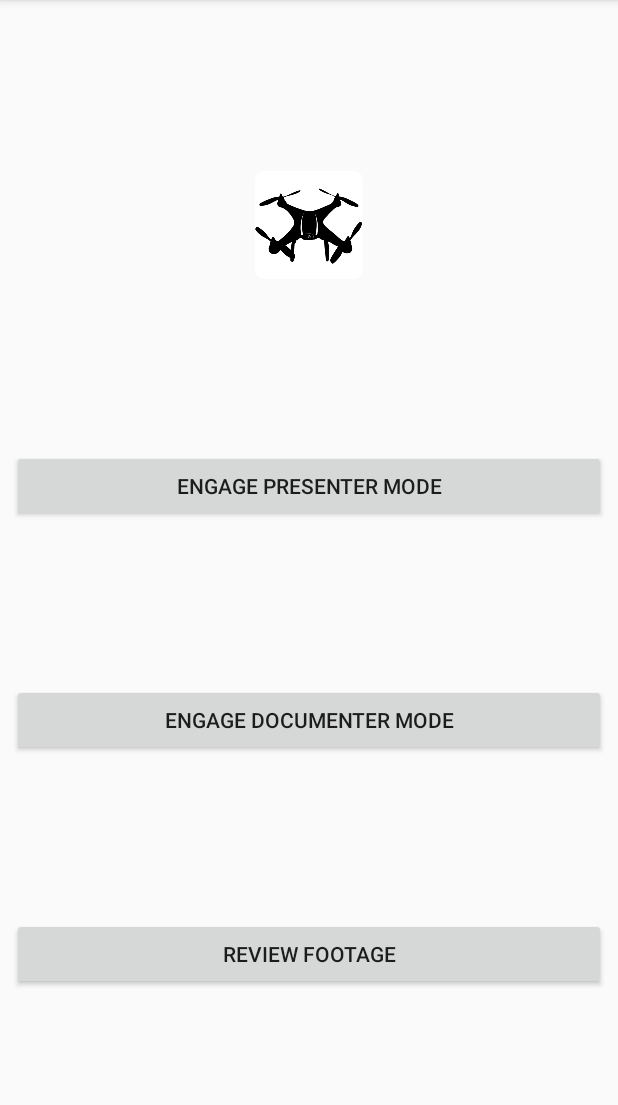
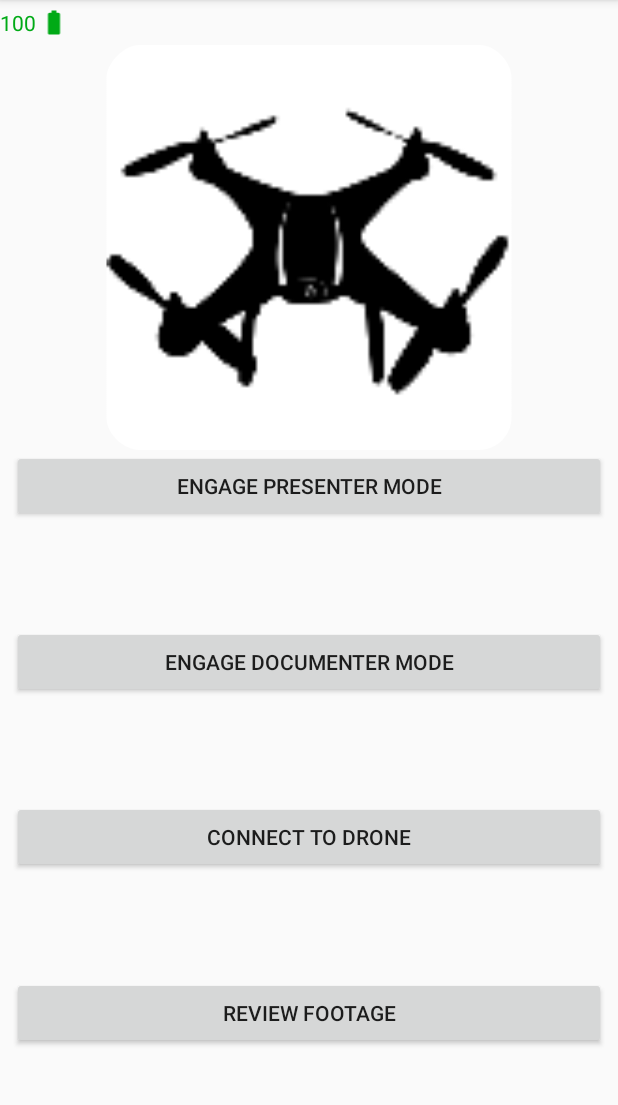
Before and after one commit to aalshabaan/EE-490g-proj, an Android app: the screen it shows after launch (MainActivity), on a phone screen of 412 x 824 dp, the part 84-1189 px from its top. Run offline under Robolectric (Android 15) with nearby library versions, the phone set to English and light mode, and no system bars; libraries missing offline, so code that uses them is left out: com.parrot.arsdk.

Commit message:
Finished the mobile mode MainActivity

```diff
--- a/mobile/src/main/java/ch/epfl/esl/dronereporter/BebopDrone.java
+++ b/mobile/src/main/java/ch/epfl/esl/dronereporter/BebopDrone.java
@@ -32,10 +32,11 @@ import com.parrot.arsdk.arutils.ARUTILS_FTP_TYPE_ENUM;
 import com.parrot.arsdk.arutils.ARUtilsException;
 import com.parrot.arsdk.arutils.ARUtilsManager;
 
+import java.io.Serializable;
 import java.util.ArrayList;
 import java.util.List;
 
-public class BebopDrone {
+public class BebopDrone implements Serializable {
     private static final String TAG = "BebopDrone";
 
     public interface Listener {
--- a/mobile/src/main/java/ch/epfl/esl/dronereporter/MainActivity.java
+++ b/mobile/src/main/java/ch/epfl/esl/dronereporter/MainActivity.java
@@ -1,45 +1,166 @@
 package ch.epfl.esl.dronereporter;
 
+import androidx.annotation.Nullable;
 import androidx.appcompat.app.AppCompatActivity;
 
 import android.content.Intent;
 import android.os.Bundle;
+import android.util.Log;
 import android.view.View;
 import android.widget.Button;
+import android.widget.ImageView;
+import android.widget.TextView;
 import android.widget.Toast;
+
+import com.parrot.arsdk.arcommands.ARCOMMANDS_ARDRONE3_MEDIARECORDEVENT_PICTUREEVENTCHANGED_ERROR_ENUM;
+import com.parrot.arsdk.arcommands.ARCOMMANDS_ARDRONE3_PILOTINGSTATE_FLYINGSTATECHANGED_STATE_ENUM;
+import com.parrot.arsdk.arcontroller.ARCONTROLLER_DEVICE_STATE_ENUM;
+import com.parrot.arsdk.arcontroller.ARControllerCodec;
+import com.parrot.arsdk.arcontroller.ARFrame;
 
 
 public class MainActivity extends AppCompatActivity {
 
 
-    public final String PRESENTER_MODE = "presenter";
-    public final String DOCUMENTER_MODE = "documenter";
-    public final String MODE = "mode";
+    public static final String DRONE_OBJECT = "drone";
+
+    private static final int SELECT_DRONE = 42;
+    private static final String TAG = "MainActivity";
+
+    private MainActivityDroneListener mDroneListener;
+    private BebopDrone mDrone = null;
+    private TextView mBatteryTextView;
+    private ImageView mBatteryImageView;
+
+
     @Override
     protected void onCreate(Bundle savedInstanceState) {
         super.onCreate(savedInstanceState);
         setContentView(R.layout.activity_main);
+        mBatteryImageView = findViewById(R.id.batteryIcon);
+        mBatteryTextView = findViewById(R.id.batteryPercentage);
+    }
+
+    // Add and remove the listener following the activity's life cycle
+
+    @Override
+    protected void onPause() {
+        super.onPause();
+        if (mDrone != null && mDroneListener != null)
+            mDrone.removeListener(mDroneListener);
+    }
+
+    @Override
+    protected void onResume(){
+        super.onResume();
+        if (mDrone != null){
+            if(mDroneListener == null)
+                mDroneListener = new MainActivityDroneListener();
+            mDrone.addListener(mDroneListener);
+        }
     }
 
     public void engageDrone(View view){
-        String mode = "";
+        if(mDrone == null){
+            Toast.makeText(this, "No drone found, connect first!", Toast.LENGTH_LONG).show();
+            return;
+        }
+
         switch (view.getId()){
             case R.id.presenterModeButton:
-                mode = PRESENTER_MODE;
+                Log.i(TAG, "engageDrone: Presenter Mode");
+                //TODO add PresenterModeActivity
+                //Intent i = new Intent(this, otherclass.class)
                 break;
             case R.id.documenterModeButton:
-                mode = DOCUMENTER_MODE;
+                Intent i = new Intent(this, BebopActivity.class);
+                startActivity(i);
                 break;
             default:
                 Toast.makeText(this, "Unknown operation mode", Toast.LENGTH_SHORT).show();
         }
-        Intent i = new Intent(this, DeviceListActivity.class);
-        i.putExtra(MODE, mode);
-        startActivity(i);
     }
 
     public void reviewFootage(View view){
         Intent i = new Intent(this, main_video.class);
         startActivity(i);
     }
+
+    public void selectDrone(View view){
+        Intent i = new Intent(this, DeviceListActivity.class);
+        startActivityForResult(i, SELECT_DRONE);
+    }
+
+    @Override
+    protected void onActivityResult(int requestCode, int resultCode, @Nullable Intent data) {
+        super.onActivityResult(requestCode, resultCode, data);
+        if(requestCode == SELECT_DRONE && resultCode == RESULT_OK){
+            mDrone = (BebopDrone) data.getSerializableExtra(DRONE_OBJECT);
+            if (mDroneListener == null){
+                mDroneListener = new MainActivityDroneListener();
+            }
+            mDrone.addListener(mDroneListener);
+        }
+    }
+
+
+
+
+
+
+    private class MainActivityDroneListener implements BebopDrone.Listener{
+        @Override
+        public void onDroneConnectionChanged(ARCONTROLLER_DEVICE_STATE_ENUM state) {
+
+        }
+
+        @Override
+        public void onBatteryChargeChanged(int batteryPercentage) {
+            mBatteryTextView.setText(batteryPercentage + "%");
+            if (batteryPercentage <= 30){
+                mBatteryTextView.setTextColor(getColor(R.color.battery_red));
+                mBatteryImageView.setImageDrawable(getDrawable(R.drawable.ic_battery_red_24));
+            }
+            else{
+                mBatteryTextView.setTextColor(getColor(R.color.battery_green));
+                mBatteryImageView.setImageDrawable(getDrawable(R.drawable.ic_battery_green_24));
+            }
+        }
+
+        @Override
+        public void onPilotingStateChanged(ARCOMMANDS_ARDRONE3_PILOTINGSTATE_FLYINGSTATECHANGED_STATE_ENUM state) {
+
+        }
+
+        @Override
+        public void onPictureTaken(ARCOMMANDS_ARDRONE3_MEDIARECORDEVENT_PICTUREEVENTCHANGED_ERROR_ENUM error) {
+
+        }
+
+        @Override
+        public void configureDecoder(ARControllerCodec codec) {
+
+        }
+
+        @Override
+        public void onFrameReceived(ARFrame frame) {
+
+        }
+
+        @Override
+        public void onMatchingMediasFound(int nbMedias) {
+
+        }
+
+        @Override
+        public void onDownloadProgressed(String mediaName, int progress) {
+
+        }
+
+        @Override
+        public void onDownloadComplete(String mediaName) {
+
+        }
+    };
+
 }
--- /dev/null
+++ b/mobile/src/main/res/drawable/ic_battery_green_24.xml
@@ -0,0 +1,5 @@
+<vector android:height="24dp" android:tint="#00AA16"
+    android:viewportHeight="24" android:viewportWidth="24"
+    android:width="24dp" xmlns:android="http://schemas.android.com/apk/res/android">
+    <path android:fillColor="@android:color/white" android:pathData="M15.67,4H14V2h-4v2H8.33C7.6,4 7,4.6 7,5.33v15.33C7,21.4 7.6,22 8.33,22h7.33c0.74,0 1.34,-0.6 1.34,-1.33V5.33C17,4.6 16.4,4 15.67,4z"/>
+</vector>
--- /dev/null
+++ b/mobile/src/main/res/drawable/ic_battery_red_24.xml
@@ -0,0 +1,5 @@
+<vector android:height="24dp" android:tint="#C80022"
+    android:viewportHeight="24" android:viewportWidth="24"
+    android:width="24dp" xmlns:android="http://schemas.android.com/apk/res/android">
+    <path android:fillColor="@android:color/white" android:pathData="M15.67,4H14V2h-4v2H8.33C7.6,4 7,4.6 7,5.33v15.33C7,21.4 7.6,22 8.33,22h7.33c0.74,0 1.34,-0.6 1.34,-1.33V5.33C17,4.6 16.4,4 15.67,4z"/>
+</vector>
--- a/mobile/src/main/res/layout/activity_main.xml
+++ b/mobile/src/main/res/layout/activity_main.xml
@@ -5,6 +5,27 @@
     android:layout_width="match_parent"
     android:layout_height="match_parent"
     tools:context=".MainActivity">
+
+    <TextView
+        android:id="@+id/batteryPercentage"
+        android:layout_width="wrap_content"
+        android:layout_height="wrap_content"
+        android:text="100"
+        android:textColor="@color/battery_green"
+        app:layout_constraintBottom_toTopOf="@id/mainIconImageView"
+        app:layout_constraintLeft_toLeftOf="parent"
+        app:layout_constraintTop_toTopOf="parent" />
+
+    <ImageView
+        android:id="@+id/batteryIcon"
+        android:layout_width="wrap_content"
+        android:layout_height="0dp"
+        android:contentDescription="Battery Icon"
+        android:src="@drawable/ic_battery_green_24"
+        app:layout_constraintBottom_toBottomOf="@id/batteryPercentage"
+
+        app:layout_constraintLeft_toRightOf="@id/batteryPercentage"
+        app:layout_constraintTop_toTopOf="@id/batteryPercentage" />
 
     <Button
         android:id="@+id/presenterModeButton"
@@ -31,8 +52,8 @@
         app:layout_constraintEnd_toEndOf="parent"
         app:layout_constraintHorizontal_bias="0.0"
         app:layout_constraintStart_toStartOf="parent"
-        app:layout_constraintTop_toBottomOf="@id/presenterModeButton"
-        app:layout_constraintBottom_toTopOf="@id/footageReviewButton"/>
+        app:layout_constraintBottom_toTopOf="@id/selectDroneButton"
+        app:layout_constraintTop_toBottomOf="@id/presenterModeButton" />
 
     <Button
         android:id="@+id/footageReviewButton"
@@ -45,15 +66,32 @@
         app:layout_constraintEnd_toEndOf="parent"
         app:layout_constraintStart_toStartOf="parent"
         android:onClick="reviewFootage"
+        app:layout_constraintTop_toBottomOf="@id/selectDroneButton"/>
+
+    <Button
+        android:id="@+id/selectDroneButton"
+        android:layout_width="0dp"
+        android:layout_height="wrap_content"
+        android:layout_marginStart="8dp"
+        android:layout_marginEnd="8dp"
+        android:text="@string/select_drone"
+        app:layout_constraintBottom_toTopOf="@id/footageReviewButton"
+        app:layout_constraintEnd_toEndOf="parent"
+        app:layout_constraintStart_toStartOf="parent"
+        android:onClick="selectDrone"
         app:layout_constraintTop_toBottomOf="@id/documenterModeButton"/>
 
     <ImageView
         android:id="@+id/mainIconImageView"
-        android:layout_width="wrap_content"
-        android:layout_height="300dp"
+        android:layout_width="0dp"
+        android:layout_height="0dp"
         android:src="@mipmap/drone_icon"
+        android:layout_marginTop="30dp"
         app:layout_constraintBottom_toTopOf="@+id/presenterModeButton"
         app:layout_constraintEnd_toEndOf="parent"
+        app:layout_constraintHorizontal_bias="1.0"
         app:layout_constraintStart_toStartOf="parent"
-        app:layout_constraintTop_toTopOf="parent" />
+        app:layout_constraintTop_toTopOf="parent"
+        app:layout_constraintVertical_bias="1.0"
+        android:contentDescription="App Icon"/>
 </androidx.constraintlayout.widget.ConstraintLayout>
--- /dev/null
+++ b/mobile/src/main/res/values-round/strings.xml
@@ -0,0 +1,3 @@
+<resources>
+    <string name="hello_world">Hello Round World!</string>
+</resources>
--- a/mobile/src/main/res/values/colors.xml
+++ b/mobile/src/main/res/values/colors.xml
@@ -11,7 +11,8 @@
     <color name="secondary_text">#727272</color>
     <color name="icons">#FFFFFF</color>
     <color name="divider">#B6B6B6</color>
-
+    <color name="battery_green">#00AA16</color>
+    <color name="battery_red">#C80022</color>
     <color name="selected_tab_color">#AAAAAA</color>
     <color name="unselected_tab_color">#CCCCCC</color>
 </resources>
--- a/mobile/src/main/res/values/strings.xml
+++ b/mobile/src/main/res/values/strings.xml
@@ -8,6 +8,15 @@
     <string name="title_activity_main">Drone Reporter</string>
     <string name="presenter_mode">Engage Presenter Mode</string>
     <string name="documenter_mode">Engage Documenter Mode</string>
+
+
+
+
+
+
+
+
+    <string name="select_drone">Connect to Drone</string>
     <string name="review_footage">Review Footage</string>
     <!--
     This string is used for square devices and overridden by hello_world in
```
Also changed, not shown: 3 other files.
